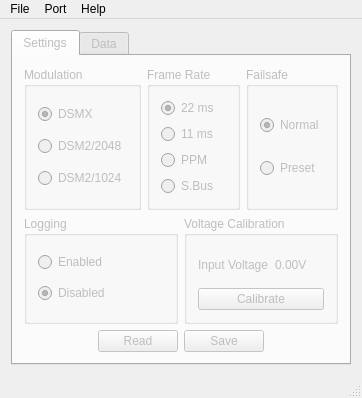
This is client/Rx12Client/mainwindow.ui in bemcgarvey/RX12 as Qt 5 draws it before an edit. The edited form follows.
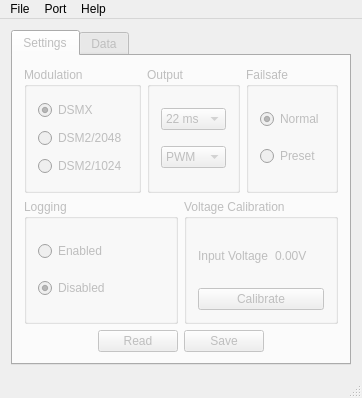
This is the edited form.

Commit message:
Added 11ms servo output for S.Bus mode
Firmware version 1.7
Client version 1.4

What changed in the file:
```diff
--- a/client/Rx12Client/mainwindow.ui
+++ b/client/Rx12Client/mainwindow.ui
@@ -68,39 +68,50 @@
           </item>
           <item>
            <widget class="QGroupBox" name="frameRateGroupBox">
+            <property name="enabled">
+             <bool>false</bool>
+            </property>
             <property name="title">
-             <string>Frame Rate</string>
+             <string>Output</string>
             </property>
             <layout class="QVBoxLayout" name="verticalLayout_4">
              <item>
-              <widget class="QRadioButton" name="frame22RadioButton">
+              <widget class="QComboBox" name="frameRateComboBox">
+               <property name="enabled">
+                <bool>false</bool>
+               </property>
+               <item>
                <property name="text">
                 <string>22 ms</string>
                </property>
-               <property name="checked">
-                <bool>true</bool>
-               </property>
-              </widget>
              </item>
              <item>
-              <widget class="QRadioButton" name="frame11RadioButton">
                <property name="text">
                 <string>11 ms</string>
                </property>
+               </item>
               </widget>
              </item>
              <item>
-              <widget class="QRadioButton" name="ppmRadioButton">
+              <widget class="QComboBox" name="outputTypeComboBox">
+               <property name="enabled">
+                <bool>false</bool>
+               </property>
+               <item>
+                <property name="text">
+                 <string>PWM</string>
+                </property>
+               </item>
+               <item>
                <property name="text">
                 <string>PPM</string>
                </property>
-              </widget>
              </item>
              <item>
-              <widget class="QRadioButton" name="sbusRadioButton">
                <property name="text">
                 <string>S.Bus</string>
                </property>
+               </item>
               </widget>
              </item>
             </layout>
@@ -576,7 +587,7 @@
      <x>0</x>
      <y>0</y>
      <width>362</width>
-     <height>26</height>
+     <height>21</height>
     </rect>
    </property>
    <widget class="QMenu" name="menuFile">
```
Lines whose indentation alone changed are shown as unchanged. The commit also changes 9 other files.
